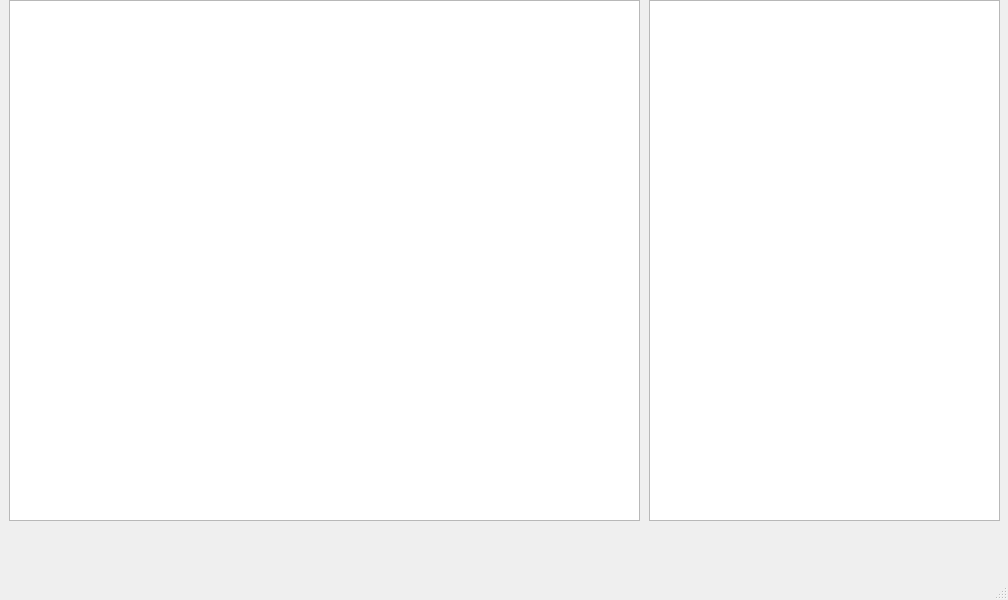
Above: what_if.ui from n6nq/checking before the change. Below: the same form after it.
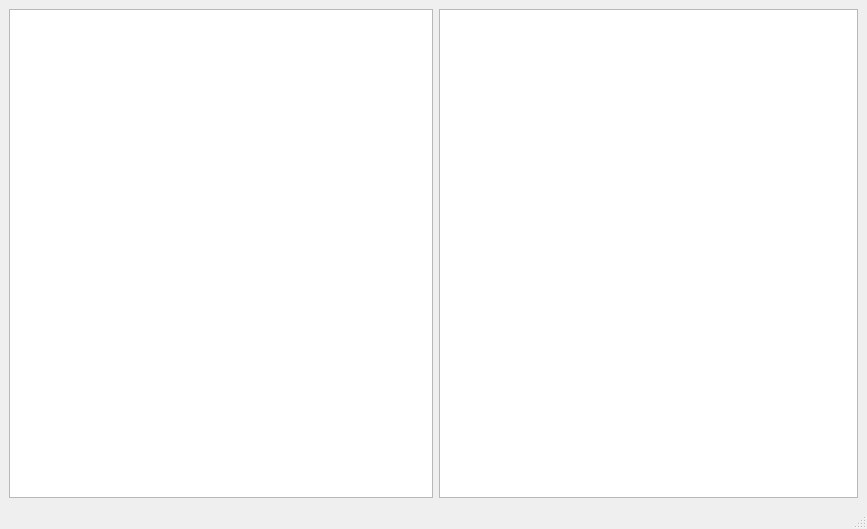
That is the form after the change.

Commit message:
Changed what if display to grid layout.
This fixes resizing and adjusted scaling.

What changed in the file:
```diff
--- a/what_if.ui
+++ b/what_if.ui
@@ -6,48 +6,38 @@
    <rect>
     <x>0</x>
     <y>0</y>
-    <width>1008</width>
-    <height>600</height>
+    <width>867</width>
+    <height>529</height>
    </rect>
   </property>
   <property name="windowTitle">
    <string>MainWindow</string>
   </property>
   <widget class="QWidget" name="centralwidget">
-   <widget class="QWidget" name="horizontalLayoutWidget">
-    <property name="geometry">
-     <rect>
-      <x>9</x>
-      <y>0</y>
-      <width>631</width>
-      <height>521</height>
-     </rect>
-    </property>
+   <layout class="QGridLayout" name="gridLayout">
+    <item row="0" column="0">
     <layout class="QHBoxLayout" name="horizontalLayout">
+      <property name="sizeConstraint">
+       <enum>QLayout::SetNoConstraint</enum>
+      </property>
      <item>
-      <widget class="QGraphicsView" name="graphicsView">
-       <property name="sizeAdjustPolicy">
-        <enum>QAbstractScrollArea::AdjustToContentsOnFirstShow</enum>
-       </property>
-       <property name="viewportUpdateMode">
-        <enum>QGraphicsView::SmartViewportUpdate</enum>
-       </property>
-      </widget>
-     </item>
-    </layout>
-   </widget>
-   <widget class="QWidget" name="horizontalLayoutWidget_2">
-    <property name="geometry">
-     <rect>
-      <x>649</x>
-      <y>0</y>
-      <width>351</width>
-      <height>521</height>
-     </rect>
-    </property>
+       <widget class="QGraphicsView" name="graphicsView"/>
+      </item>
+     </layout>
+    </item>
+    <item row="0" column="1">
     <layout class="QHBoxLayout" name="horizontalLayout_2">
+      <property name="sizeConstraint">
+       <enum>QLayout::SetNoConstraint</enum>
+      </property>
      <item>
       <widget class="QListWidget" name="listWidget">
+        <property name="maximumSize">
+         <size>
+          <width>419</width>
+          <height>16777215</height>
+         </size>
+        </property>
        <property name="font">
         <font>
          <family>Courier New</family>
@@ -56,7 +46,8 @@
       </widget>
      </item>
     </layout>
-   </widget>
+    </item>
+   </layout>
   </widget>
   <widget class="QMenuBar" name="menubar">
    <property name="geometry">
```
Left out of the diff: 2 changed lines with no effect on the pictures. Lines whose indentation alone changed are shown as unchanged. The commit also changes 5 other files.
